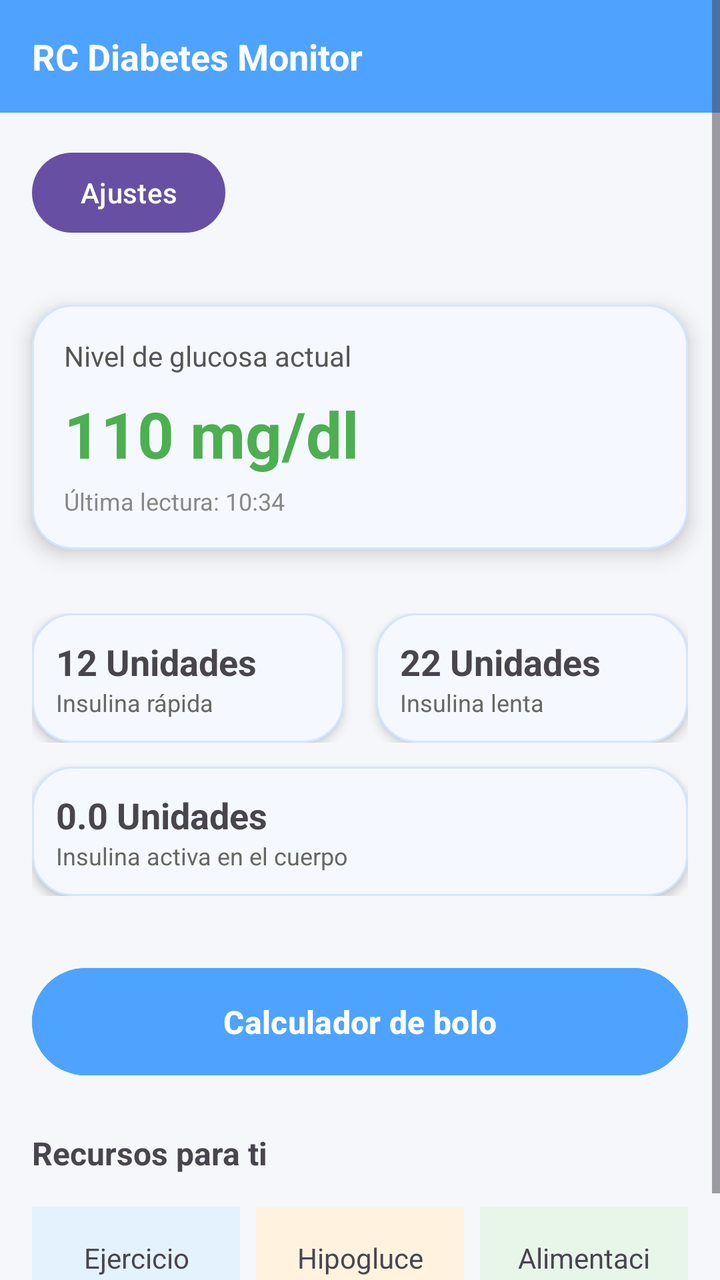
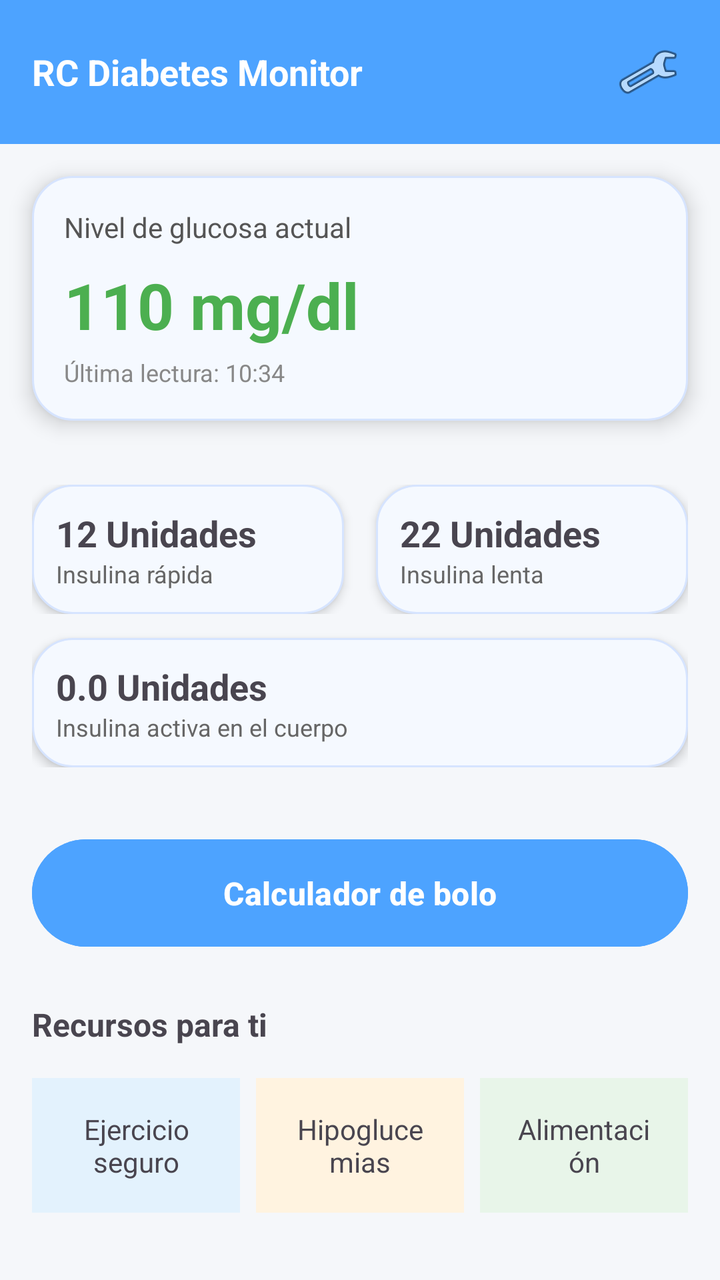

Before-and-after screenshots of an Android layout around one commit, followed by the original layout XML and the change that was made.
<!-- AndroidManifest.xml: application theme Theme.TFGDIABETESAPP -->
<!-- res/layout/activity_main.xml -->
<?xml version="1.0" encoding="utf-8"?>
<ScrollView xmlns:android="http://schemas.android.com/apk/res/android"
    android:layout_width="match_parent"
    android:layout_height="match_parent"
    android:background="#F5F7FA">

    <LinearLayout
        android:layout_width="match_parent"
        android:layout_height="wrap_content"
        android:orientation="vertical">

        
        <LinearLayout
            android:layout_width="match_parent"
            android:layout_height="wrap_content"
            android:background="#4DA3FF"
            android:padding="16dp"
            android:orientation="horizontal">

            <TextView
                android:text="RC Diabetes Monitor"
                android:textColor="#FFFFFF"
                android:textSize="18sp"
                android:textStyle="bold"
                android:layout_width="wrap_content"
                android:layout_height="wrap_content" />
        </LinearLayout>

        <Button
            android:id="@+id/btnSettings"
            android:text="Ajustes"
            android:layout_width="wrap_content"
            android:layout_height="wrap_content"
            android:layout_margin="16dp"/>


        
        <LinearLayout
            android:layout_margin="16dp"
            android:layout_width="match_parent"
            android:layout_height="wrap_content"
            android:background="@drawable/bg_card"
            android:elevation="6dp"
            android:padding="16dp"
            android:orientation="vertical">

            <TextView
                android:text="Nivel de glucosa actual"
                android:textSize="14sp"
                android:textColor="#555555"
                android:layout_width="wrap_content"
                android:layout_height="wrap_content"/>

            <TextView
                android:text="110 mg/dl"
                android:textSize="32sp"
                android:textStyle="bold"
                android:textColor="#4CAF50"
                android:layout_marginTop="8dp"
                android:layout_width="wrap_content"
                android:layout_height="wrap_content"/>

            <TextView
                android:text="Última lectura: 10:34"
                android:textSize="12sp"
                android:textColor="#888888"
                android:layout_marginTop="4dp"
                android:layout_width="wrap_content"
                android:layout_height="wrap_content"/>
        </LinearLayout>

        

    
    <LinearLayout
        android:layout_width="match_parent"
        android:layout_height="wrap_content"
        android:orientation="vertical"
        android:padding="16dp">

        
        <LinearLayout
            android:layout_width="match_parent"
            android:layout_height="wrap_content"
            android:orientation="horizontal">

            
            <LinearLayout
                android:layout_width="0dp"
                android:layout_height="wrap_content"
                android:layout_weight="1"
                android:background="@drawable/bg_card"
                android:elevation="3dp"
                android:padding="12dp"
                android:orientation="vertical"
                android:layout_marginEnd="8dp">

                <TextView
                    android:text="12 Unidades"
                    android:textStyle="bold"
                    android:textSize="18sp"
                    android:layout_width="wrap_content"
                    android:layout_height="wrap_content"/>

                <TextView
                    android:text="Insulina rápida"
                    android:textSize="12sp"
                    android:textColor="#666666"
                    android:layout_width="wrap_content"
                    android:layout_height="wrap_content"/>
            </LinearLayout>

            
            <LinearLayout
                android:layout_width="0dp"
                android:layout_height="wrap_content"
                android:layout_weight="1"
                android:background="@drawable/bg_card"
                android:elevation="3dp"
                android:padding="12dp"
                android:orientation="vertical"
                android:layout_marginStart="8dp">

                <TextView
                    android:text="22 Unidades"
                    android:textStyle="bold"
                    android:textSize="18sp"
                    android:layout_width="wrap_content"
                    android:layout_height="wrap_content"/>

                <TextView
                    android:text="Insulina lenta"
                    android:textSize="12sp"
                    android:textColor="#666666"
                    android:layout_width="wrap_content"
                    android:layout_height="wrap_content"/>
            </LinearLayout>

        </LinearLayout>

        
        <LinearLayout
            android:layout_width="match_parent"
            android:layout_height="wrap_content"
            android:layout_marginTop="12dp"
            android:background="@drawable/bg_card"
            android:elevation="3dp"
            android:padding="12dp"
            android:orientation="vertical">

            <TextView
                android:id="@+id/textIOB"
                android:text="0.0 Unidades"
                android:textStyle="bold"
                android:textSize="18sp"
                android:layout_width="wrap_content"
                android:layout_height="wrap_content"/>

            <TextView
                android:text="Insulina activa en el cuerpo"
                android:textSize="12sp"
                android:textColor="#666666"
                android:layout_width="wrap_content"
                android:layout_height="wrap_content"/>
        </LinearLayout>

    </LinearLayout>


        
        <Button
            android:id="@+id/btnBolo"
            android:text="Calculador de bolo"
            android:textSize="16sp"
            android:textStyle="bold"
            android:layout_margin="16dp"
            android:padding="16dp"
            android:backgroundTint="#4DA3FF"
            android:textColor="#FFFFFF"
            android:layout_width="match_parent"
            android:layout_height="wrap_content"
            android:elevation="6dp"/>


        
        <TextView
            android:text="Recursos para ti"
            android:textStyle="bold"
            android:textSize="16sp"
            android:layout_marginStart="16dp"
            android:layout_marginTop="8dp"
            android:layout_width="wrap_content"
            android:layout_height="wrap_content"/>

        <LinearLayout
            android:layout_width="match_parent"
            android:layout_height="wrap_content"
            android:orientation="horizontal"
            android:padding="16dp">

            <TextView
                android:text="Ejercicio seguro"
                android:gravity="center"
                android:background="#E3F2FD"
                android:padding="16dp"
                android:layout_width="0dp"
                android:layout_weight="1"
                android:layout_height="wrap_content"/>

            <TextView
                android:text="Hipoglucemias"
                android:gravity="center"
                android:background="#FFF3E0"
                android:padding="16dp"
                android:layout_width="0dp"
                android:layout_weight="1"
                android:layout_height="wrap_content"
                android:layout_marginStart="8dp"/>

            <TextView
                android:text="Alimentación"
                android:gravity="center"
                android:background="#E8F5E9"
                android:padding="16dp"
                android:layout_width="0dp"
                android:layout_weight="1"
                android:layout_height="wrap_content"
                android:layout_marginStart="8dp"/>
        </LinearLayout>

    </LinearLayout>
</ScrollView>
<!-- resources referenced by this layout -->
<resources>
  <!-- drawable bg_card (drawable) -->
  <?xml version="1.0" encoding="utf-8"?>
  <shape xmlns:android="http://schemas.android.com/apk/res/android"
      android:shape="rectangle">
  
      <solid android:color="#F5F9FF" />
  
      <stroke
          android:width="1dp"
          android:color="#D6E4FF" />
  
      <corners android:radius="20dp" />
  
      <padding
          android:left="8dp"
          android:top="8dp"
          android:right="8dp"
          android:bottom="8dp" />
  
  </shape>
  <style name="Theme.TFGDIABETESAPP" parent="Base.Theme.TFGDIABETESAPP" />
  <style name="Base.Theme.TFGDIABETESAPP" parent="Theme.Material3.DayNight.NoActionBar">
          
          
      </style>
</resources>

<!-- the commit's change to res/layout/activity_main.xml (unified diff, before → after) -->
@@ -10,28 +10,31 @@
         android:orientation="vertical">
 
         
-        <LinearLayout
+        <RelativeLayout
             android:layout_width="match_parent"
             android:layout_height="wrap_content"
             android:background="#4DA3FF"
-            android:padding="16dp"
-            android:orientation="horizontal">
-
-            <TextView
+            android:padding="16dp">
+
+            <TextView
+                android:layout_width="wrap_content"
+                android:layout_height="wrap_content"
+                android:layout_centerVertical="true"
                 android:text="RC Diabetes Monitor"
                 android:textColor="#FFFFFF"
                 android:textSize="18sp"
-                android:textStyle="bold"
-                android:layout_width="wrap_content"
-                android:layout_height="wrap_content" />
-        </LinearLayout>
-
-        <Button
-            android:id="@+id/btnSettings"
-            android:text="Ajustes"
-            android:layout_width="wrap_content"
-            android:layout_height="wrap_content"
-            android:layout_margin="16dp"/>
+                android:textStyle="bold" />
+
+            <ImageButton
+                android:id="@+id/btnSettings"
+                android:layout_width="40dp"
+                android:layout_height="40dp"
+                android:layout_alignParentEnd="true"
+                android:background="?attr/selectableItemBackgroundBorderless"
+                android:contentDescription="Ajustes"
+                android:src="@android:drawable/ic_menu_preferences"
+                />
+        </RelativeLayout>
 
 
         
